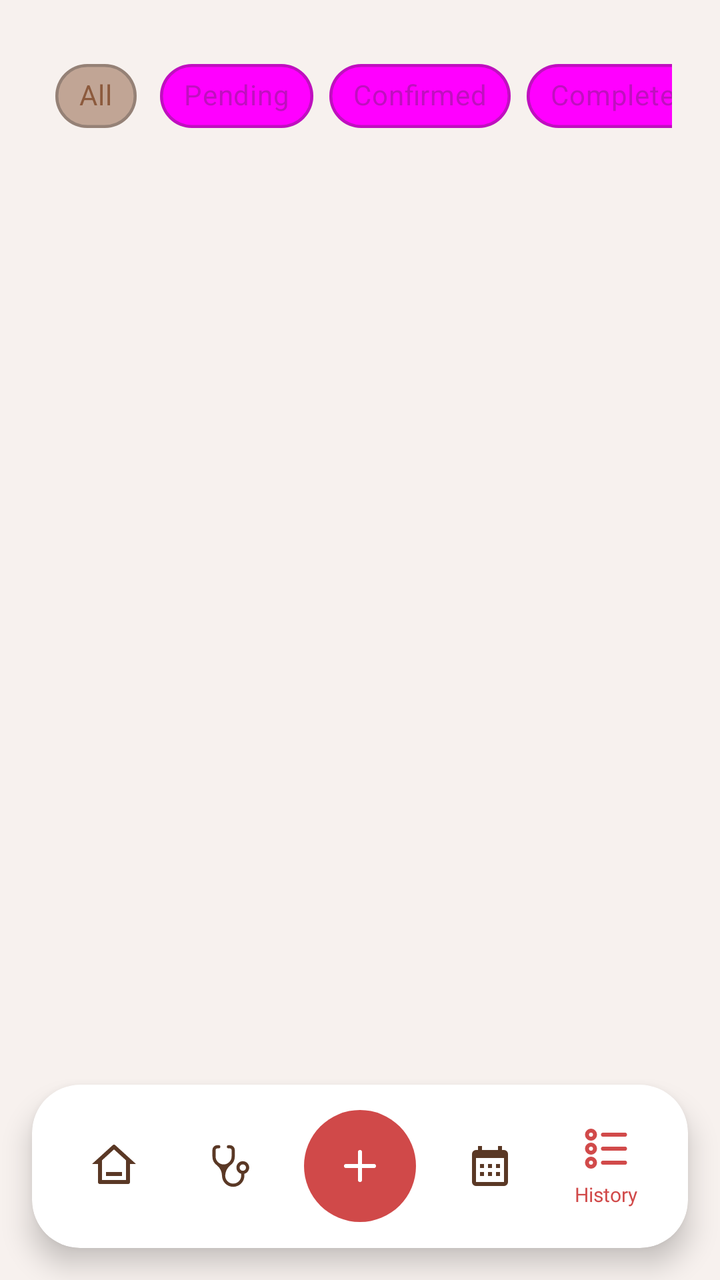
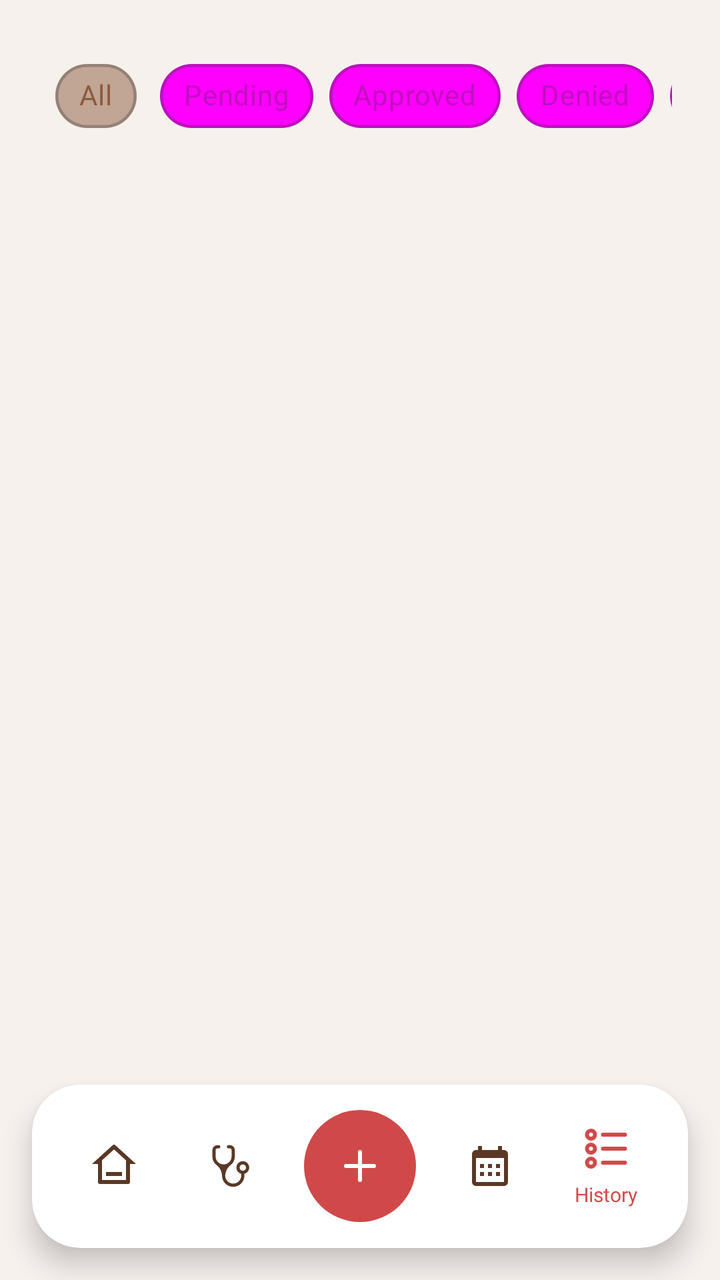

Compare the two renders of this Android layout. The source of the first and the diff that turns it into the second are given below.
<!-- AndroidManifest.xml: application theme Theme.StTherese -->
<!-- res/layout/activity_history.xml -->
<?xml version="1.0" encoding="utf-8"?>
<androidx.coordinatorlayout.widget.CoordinatorLayout xmlns:android="http://schemas.android.com/apk/res/android"
    xmlns:app="http://schemas.android.com/apk/res-auto"
    xmlns:tools="http://schemas.android.com/tools"
    android:layout_width="match_parent"
    android:layout_height="match_parent"
    android:background="#F7F1EE">

    
    <ScrollView
        android:id="@+id/scrollView2"
        android:layout_width="match_parent"
        android:layout_height="match_parent"
        android:clipToPadding="false"
        android:fillViewport="true"
        android:paddingBottom="100dp">

    <androidx.constraintlayout.widget.ConstraintLayout
        android:layout_width="match_parent"
        android:layout_height="wrap_content"
        android:padding="24dp">

        <HorizontalScrollView
            android:id="@+id/hsvStatusFilters"
            android:layout_width="match_parent"
            android:layout_height="wrap_content"
            android:scrollbars="none"
            android:layout_marginBottom="16dp"
            app:layout_constraintTop_toTopOf="parent"
            app:layout_constraintStart_toStartOf="parent"
            app:layout_constraintEnd_toEndOf="parent">

            <com.google.android.material.chip.ChipGroup
                android:id="@+id/chipGroupStatusFilters"
                android:layout_width="wrap_content"
                android:layout_height="wrap_content"
                app:chipSpacingHorizontal="8dp"
                app:singleSelection="true">

                <com.google.android.material.chip.Chip
                    android:id="@+id/chipAll"
                    style="@style/Widget.MaterialComponents.Chip.Choice"
                    android:textColor="@color/chip_text_selector_alt"
                    android:layout_width="wrap_content"
                    android:layout_height="wrap_content"
                    app:chipBackgroundColor="@color/chip_background_selector_alt"
                    android:text="All"
                    android:checked="true"
                    app:chipStrokeWidth="1.5dp"
                    app:chipStrokeColor="#50333333"/>

                <com.google.android.material.chip.Chip
                    android:id="@+id/chipPending"
                    style="@style/Widget.MaterialComponents.Chip.Choice"
                    android:textColor="@color/chip_text_selector_alt"
                    android:layout_width="wrap_content"
                    android:layout_height="wrap_content"
                    android:text="Pending"
                    app:chipBackgroundColor="@color/chip_background_selector_alt"

                    app:chipStrokeWidth="1.5dp"
                    app:chipStrokeColor="#50333333"/>

                <com.google.android.material.chip.Chip
                    android:id="@+id/chipConfirmed"
                    style="@style/Widget.MaterialComponents.Chip.Choice"
                    android:textColor="@color/chip_text_selector_alt"
                    android:layout_width="wrap_content"
                    android:layout_height="wrap_content"
                    android:text="Confirmed"
                    app:chipBackgroundColor="@color/chip_background_selector_alt"
                    app:chipStrokeWidth="1.5dp"
                    app:chipStrokeColor="#50333333"/>

                <com.google.android.material.chip.Chip
                    android:id="@+id/chipCompleted"
                    style="@style/Widget.MaterialComponents.Chip.Choice"
                    android:textColor="@color/chip_text_selector_alt"
                    android:layout_width="wrap_content"
                    android:layout_height="wrap_content"
                    android:text="Completed"
                    app:chipBackgroundColor="@color/chip_background_selector_alt"
                    app:chipStrokeWidth="1.5dp"
                    app:chipStrokeColor="#50333333"/>

                <com.google.android.material.chip.Chip
                    android:id="@+id/chipCancelled"
                    style="@style/Widget.MaterialComponents.Chip.Choice"
                    android:textColor="@color/chip_text_selector_alt"
                    android:layout_width="wrap_content"
                    android:layout_height="wrap_content"
                    android:text="Cancelled"
                    app:chipBackgroundColor="@color/chip_background_selector_alt"
                    app:chipStrokeWidth="1.5dp"
                    app:chipStrokeColor="#50333333"/>

            </com.google.android.material.chip.ChipGroup>
        </HorizontalScrollView>

        <androidx.cardview.widget.CardView
            android:id="@+id/cardEmptyHistory"
            android:layout_width="match_parent"
            android:layout_height="wrap_content"
            app:cardBackgroundColor="@color/card_white"
            android:visibility="gone"
            app:cardCornerRadius="16dp"
            app:cardElevation="4dp"
            app:layout_constraintTop_toBottomOf="@+id/hsvStatusFilters"
            tools:layout_editor_absoluteX="24dp">

            <androidx.constraintlayout.widget.ConstraintLayout
                android:layout_width="match_parent"
                android:layout_height="wrap_content"
                android:padding="25dp">

                <TextView
                    android:id="@+id/tvNoHistoryTitle"
                    android:layout_width="match_parent"
                    android:layout_height="wrap_content"
                    android:fontFamily="@font/montserrat_extra_bold"
                    android:gravity="center"
                    android:text="NO HISTORY"
                    android:textColor="@color/brown_text"
                    android:textSize="20sp"
                    app:layout_constraintTop_toTopOf="parent"
                    tools:layout_editor_absoluteX="25dp" />

                <TextView
                    android:id="@+id/tvNoHistoryMessage"
                    android:layout_width="wrap_content"
                    android:layout_height="wrap_content"
                    android:layout_marginTop="8dp"
                    android:layout_marginBottom="8dp"
                    android:fontFamily="@font/poppins_medium"
                    android:gravity="center"
                    android:text="You don't have any past visit in the center currently."
                    android:textColor="@color/text_secondary"
                    android:textSize="12sp"
                    app:layout_constraintBottom_toBottomOf="parent"
                    app:layout_constraintEnd_toEndOf="parent"
                    app:layout_constraintStart_toStartOf="parent"
                    app:layout_constraintTop_toBottomOf="@+id/tvNoHistoryTitle" />
            </androidx.constraintlayout.widget.ConstraintLayout>

        </androidx.cardview.widget.CardView>

        <androidx.recyclerview.widget.RecyclerView
            android:id="@+id/rvHistoryAppointments"
            android:layout_width="match_parent"
            android:layout_height="wrap_content"
            android:visibility="gone"
            app:layout_constraintTop_toBottomOf="@+id/hsvStatusFilters"
            app:layout_constraintStart_toStartOf="parent"
            app:layout_constraintEnd_toEndOf="parent"
            tools:listitem="@layout/history_card" />




    </androidx.constraintlayout.widget.ConstraintLayout>
    </ScrollView>


    
    <androidx.cardview.widget.CardView
        android:layout_width="match_parent"
        android:layout_height="wrap_content"
        android:layout_gravity="bottom"
        app:cardCornerRadius="24dp"
        app:cardElevation="8dp"
        android:layout_margin="16dp"
        app:cardBackgroundColor="@color/card_white">

        <LinearLayout
            android:layout_width="match_parent"
            android:layout_height="wrap_content"
            android:orientation="horizontal"
            android:gravity="center"
            android:padding="12dp">

            <LinearLayout
                android:id="@+id/btnHome"
                android:layout_width="0dp"
                android:layout_height="wrap_content"
                android:layout_weight="1"
                android:orientation="vertical"
                android:gravity="center"
                android:padding="8dp">

                <ImageView
                    android:layout_width="24dp"
                    android:layout_height="24dp"
                    android:src="@drawable/ic_home"
                    app:tint="@color/brown_text" />
            </LinearLayout>

            <LinearLayout
                android:id="@+id/btnDoctor"
                android:layout_width="0dp"
                android:layout_height="wrap_content"
                android:layout_weight="1"
                android:orientation="vertical"
                android:gravity="center"
                android:padding="8dp">

                <ImageView
                    android:layout_width="24dp"
                    android:layout_height="24dp"
                    android:src="@drawable/ic_medical"
                    app:tint="@color/brown_text" />


            </LinearLayout>

            <ImageView
                android:id="@+id/btnAdd"
                android:layout_width="56dp"
                android:layout_height="56dp"
                android:src="@drawable/ic_add"
                android:background="@drawable/bg_circle_red"
                android:padding="16dp"
                app:tint="#FFFFFF"
                android:layout_marginStart="8dp"
                android:layout_marginEnd="8dp" />

            <LinearLayout
                android:id="@+id/btnCalendar"
                android:layout_width="0dp"
                android:layout_height="wrap_content"
                android:layout_weight="1"
                android:orientation="vertical"
                android:gravity="center"
                android:padding="8dp">

                <ImageView
                    android:layout_width="24dp"
                    android:layout_height="24dp"
                    android:src="@drawable/ic_calendar"
                    app:tint="@color/brown_text" />
            </LinearLayout>

            <LinearLayout
                android:id="@+id/btnHistory"
                android:layout_width="0dp"
                android:layout_height="wrap_content"
                android:layout_weight="1"
                android:orientation="vertical"
                android:gravity="center"
                android:padding="8dp">

                <ImageView
                    android:layout_width="24dp"
                    android:layout_height="24dp"
                    android:src="@drawable/ic_menu"
                    app:tint="@color/red_primary" />

                <TextView
                    android:layout_width="wrap_content"
                    android:layout_height="wrap_content"
                    android:text="History"
                    android:fontFamily="@font/montserrat_extra_bold"
                    android:textSize="10sp"
                    android:textColor="@color/red_primary"
                    android:layout_marginTop="4dp" />
            </LinearLayout>
        </LinearLayout>
    </androidx.cardview.widget.CardView>

</androidx.coordinatorlayout.widget.CoordinatorLayout>
<!-- res/layout/history_card.xml (included above) -->
<?xml version="1.0" encoding="utf-8"?>
<androidx.cardview.widget.CardView xmlns:android="http://schemas.android.com/apk/res/android"
    xmlns:app="http://schemas.android.com/apk/res-auto"
    xmlns:tools="http://schemas.android.com/tools"
    android:layout_width="match_parent"
    android:layout_height="wrap_content"
    android:layout_marginBottom="12dp"
    app:cardCornerRadius="16dp"
    app:cardElevation="2dp"
    app:cardBackgroundColor="@color/card_white">


    <androidx.constraintlayout.widget.ConstraintLayout
        android:layout_width="match_parent"
        android:layout_height="wrap_content"
        android:padding="16dp">

        <TextView
            android:id="@+id/tvServiceType"
            android:layout_width="wrap_content"
            android:layout_height="wrap_content"
            android:fontFamily="@font/montserrat_extra_bold"
            android:text="Prenatal Check-up"
            android:textColor="@color/brown_text"
            android:textSize="16sp"
            app:layout_constraintStart_toStartOf="parent"
            app:layout_constraintTop_toTopOf="parent" />

        <TextView
            android:id="@+id/tvDateHistory"
            android:layout_width="wrap_content"
            android:layout_height="wrap_content"
            android:fontFamily="@font/poppins_medium"
            android:text="September 01, 2025"
            android:textColor="@color/text_secondary"
            android:textSize="12sp"
            app:layout_constraintStart_toStartOf="parent"
            app:layout_constraintTop_toBottomOf="@+id/tvServiceType" />

        <TextView
            android:id="@+id/tvDoctorNameHistory"
            android:layout_width="wrap_content"
            android:layout_height="wrap_content"
            android:fontFamily="@font/poppins_semi_bold"
            android:text="Doctor: Dr. John Doe"
            android:textColor="@color/brown_text"
            android:textSize="10sp"
            app:layout_constraintStart_toStartOf="parent"
            app:layout_constraintTop_toBottomOf="@+id/tvDateHistory" />

        <com.google.android.material.button.MaterialButton
            android:id="@+id/btnStatusHistory"
            android:layout_width="wrap_content"
            android:layout_height="wrap_content"
            android:minWidth="120dp"
            android:fontFamily="@font/poppins_semi_bold"
            android:text="COMPLETED"
            android:textAlignment="center"
            android:textAllCaps="false"
            android:textColor="@color/card_white"
            android:textSize="14sp"
            android:paddingStart="16dp"
            android:paddingEnd="16dp"
            app:backgroundTint="#80D6C2B5"
            app:cornerRadius="24dp"
            app:layout_constraintBottom_toBottomOf="parent"
            app:layout_constraintEnd_toEndOf="parent"
            app:layout_constraintTop_toTopOf="parent" />

    </androidx.constraintlayout.widget.ConstraintLayout>
</androidx.cardview.widget.CardView>
<!-- resources referenced by this layout -->
<resources>
  <color name="brown_text">#5A3825</color>
  <color name="card_white">#FFFFFF</color>
  <color name="red_primary">#D14A4A</color>
  <color name="text_secondary">#8C5A3D</color>
  <!-- drawable bg_circle_red (drawable) -->
  <?xml version="1.0" encoding="utf-8"?>
  <shape xmlns:android="http://schemas.android.com/apk/res/android"
      android:shape="oval">
      <solid android:color="#D04949" />
  </shape>
  <!-- drawable ic_add (drawable) -->
  <vector xmlns:android="http://schemas.android.com/apk/res/android"
      android:width="24dp"
      android:height="24dp"
      android:viewportWidth="24"
      android:viewportHeight="24">
    <path
        android:pathData="M5,12h14m-7,-7v14"
        android:strokeLineJoin="round"
        android:strokeWidth="2"
        android:fillColor="#00000000"
        android:strokeColor="#FFFFFF"
        android:strokeLineCap="round"/>
  </vector>
  <!-- drawable ic_calendar (drawable) -->
  <vector xmlns:android="http://schemas.android.com/apk/res/android"
      android:width="24dp"
      android:height="24dp"
      android:viewportWidth="24"
      android:viewportHeight="24">
    <path
        android:pathData="M8,4h8L16,2h2v2h1a2,2 0,0 1,2 2v14a2,2 0,0 1,-2 2L5,22a2,2 0,0 1,-2 -2L3,6a2,2 0,0 1,2 -2h1L6,2h2zM5,8v12h14L19,8zM7,11h2v2L7,13zM11,11h2v2h-2zM15,11h2v2h-2zM15,15h2v2h-2zM11,15h2v2h-2zM7,15h2v2L7,17z"
        android:fillColor="#FFFFFF"
        android:fillType="evenOdd"/>
  </vector>
  <!-- drawable ic_home (drawable) -->
  <vector xmlns:android="http://schemas.android.com/apk/res/android"
      android:width="24dp"
      android:height="24dp"
      android:viewportWidth="24"
      android:viewportHeight="24">
    <path
        android:pathData="M19,21L5,21a1,1 0,0 1,-1 -1v-9L1,11l10.327,-9.388a1,1 0,0 1,1.346 0L23,11h-3v9a1,1 0,0 1,-1 1M6,19h12L18,9.157l-6,-5.454l-6,5.454zM8,15h8v2L8,17z"
        android:fillColor="@color/brown_text"/>
  </vector>
  <!-- drawable ic_medical (drawable) -->
  <vector xmlns:android="http://schemas.android.com/apk/res/android"
      android:width="15dp"
      android:height="15dp"
      android:viewportWidth="15"
      android:viewportHeight="15">
    <path
        android:pathData="M5.5,7A2.5,2.5 0,0 1,3 4.5v-2a0.5,0.5 0,0 1,0.5 -0.5H4a0.5,0.5 0,0 0,0 -1h-0.5A1.5,1.5 0,0 0,2 2.5v2a3.49,3.49 0,0 0,1.51 2.87A4.4,4.4 0,0 1,5 10.5a3.5,3.5 0,1 0,7 0v-0.57a2,2 0,1 0,-1 0v0.57a2.5,2.5 0,0 1,-5 0a4.4,4.4 0,0 1,1.5 -3.13A3.49,3.49 0,0 0,9 4.5v-2A1.5,1.5 0,0 0,7.5 1H7a0.5,0.5 0,0 0,0 1h0.5a0.5,0.5 0,0 1,0.5 0.5v2A2.5,2.5 0,0 1,5.5 7m6,2a1,1 0,1 1,0 -2a1,1 0,0 1,0 2"
        android:fillColor="#8C5A3D"/>
  </vector>
  <style name="Theme.StTherese" parent="Base.Theme.StTherese" />
  <style name="Base.Theme.StTherese" parent="Theme.Material3.DayNight.NoActionBar">
          <item name="colorPrimary">@color/md_theme_light_primary</item>
          <item name="colorOnPrimary">@color/md_theme_light_onPrimary</item>
          <item name="android:colorBackground">@color/md_theme_light_background</item>
          <item name="colorSurface">@color/md_theme_light_surface</item>
          <item name="colorError">@color/red_primary</item>
          <item name="colorSecondary">@color/brown_text</item>
      </style>
  <color name="md_theme_light_primary">@color/brown_primary</color>
  <color name="md_theme_light_onPrimary">@color/white_on_primary</color>
  <color name="md_theme_light_background">@color/app_background</color>
  <color name="md_theme_light_surface">@color/app_background</color>
  <color name="brown_primary">#6B3A17</color>
  <color name="white_on_primary">#FFFFFF</color>
  <color name="app_background">#F7F1EE</color>
  <!-- unchanged entries left out for length: 1 -->
</resources>

<!-- the commit's change to res/layout/activity_history.xml (unified diff, before → after) -->
@@ -62,12 +62,23 @@
                     app:chipStrokeColor="#50333333"/>
 
                 <com.google.android.material.chip.Chip
-                    android:id="@+id/chipConfirmed"
-                    style="@style/Widget.MaterialComponents.Chip.Choice"
-                    android:textColor="@color/chip_text_selector_alt"
-                    android:layout_width="wrap_content"
-                    android:layout_height="wrap_content"
-                    android:text="Confirmed"
+                    android:id="@+id/chipApproved"
+                    style="@style/Widget.MaterialComponents.Chip.Choice"
+                    android:textColor="@color/chip_text_selector_alt"
+                    android:layout_width="wrap_content"
+                    android:layout_height="wrap_content"
+                    android:text="Approved"
+                    app:chipBackgroundColor="@color/chip_background_selector_alt"
+                    app:chipStrokeWidth="1.5dp"
+                    app:chipStrokeColor="#50333333"/>
+
+                <com.google.android.material.chip.Chip
+                    android:id="@+id/chipDenied"
+                    style="@style/Widget.MaterialComponents.Chip.Choice"
+                    android:textColor="@color/chip_text_selector_alt"
+                    android:layout_width="wrap_content"
+                    android:layout_height="wrap_content"
+                    android:text="Denied"
                     app:chipBackgroundColor="@color/chip_background_selector_alt"
                     app:chipStrokeWidth="1.5dp"
                     app:chipStrokeColor="#50333333"/>
@@ -331,7 +342,7 @@
             android:textSize="14sp"
             android:paddingStart="16dp"
             android:paddingEnd="16dp"
-            app:backgroundTint="#80D6C2B5"
+            app:backgroundTint="#808C5A3D"
             app:cornerRadius="24dp"
             app:layout_constraintBottom_toBottomOf="parent"
             app:layout_constraintEnd_toEndOf="parent"
